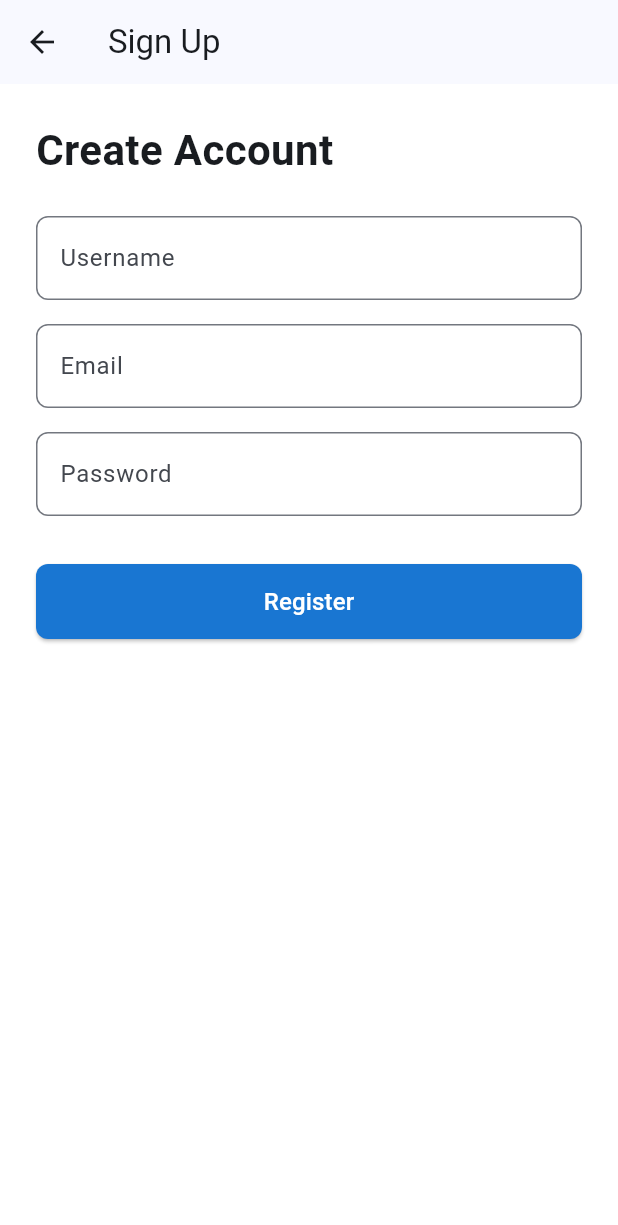
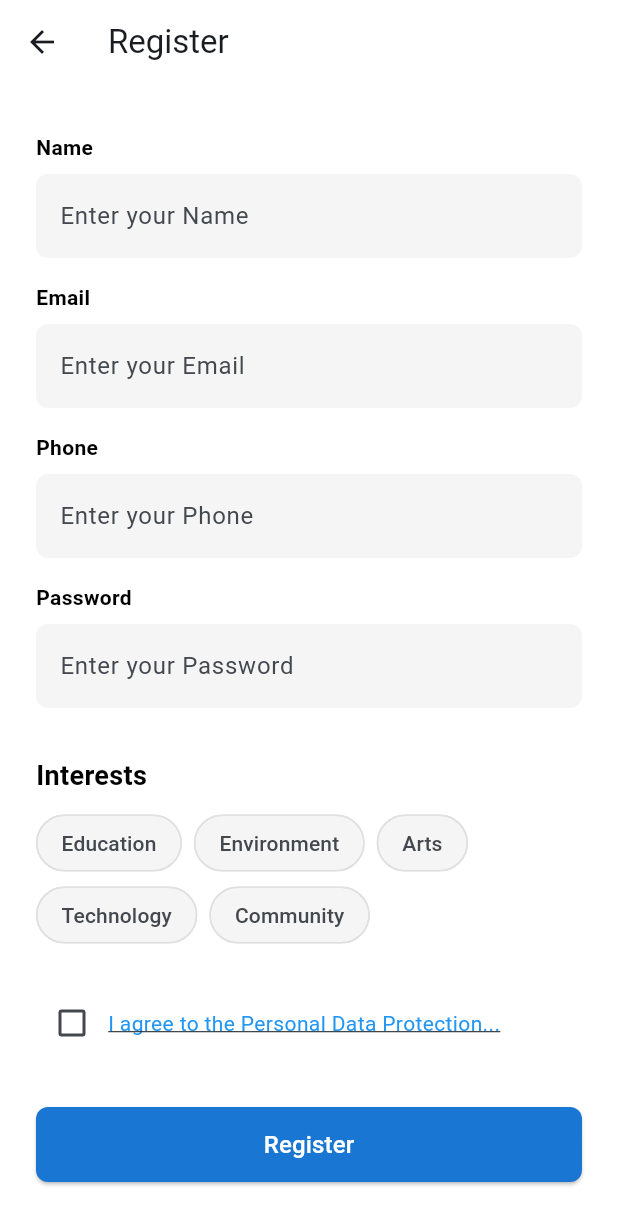
Before and after one commit to AziidanNg/Application-Development-KNOWA, a Flutter app: the RegisterScreen screen opened directly, on a phone screen of 412 x 824 dp. Shown: the top 1225 px of the screen. Run offline on Flutter 3.47's test engine with Material 3 defaults, Android fonts, the phone set to English and light mode, and no system bars; our stand-ins replace flutter_secure_storage, image_picker, jwt_decoder, shared_preferences; accounts and stored records are empty.

Commit message:
Update the register screen, to have more information

```diff
--- a/knowa_frontend/lib/screens/register_screen.dart
+++ b/knowa_frontend/lib/screens/register_screen.dart
@@ -1,5 +1,7 @@
+// lib/screens/register_screen.dart
 import 'package:flutter/material.dart';
-import 'package:knowa_frontend/services/auth_service.dart'; // Fixed import
+import 'package:knowa_frontend/services/auth_service.dart';
+import 'package:url_launcher/url_launcher.dart'; // For opening links
 
 class RegisterScreen extends StatefulWidget {
   const RegisterScreen({super.key});
@@ -9,27 +11,48 @@ class RegisterScreen extends StatefulWidget {
 }
 
 class _RegisterScreenState extends State<RegisterScreen> {
+  final _formKey = GlobalKey<FormState>();
   final _authService = AuthService();
-  final _usernameController = TextEditingController();
+
+  // Controllers for text fields
+  final _nameController = TextEditingController();
   final _emailController = TextEditingController();
-  final _passwordController = TextEditingController();
+  final _phoneController = TextEditingController();
+  final _passwordController = TextEditingController(); // We'll add a password field
+
+  // State for toggles
   bool _isLoading = false;
+  bool _agreeToPDPA = false;
+  final Set<String> _selectedInterests = {};
+  final List<String> _interestOptions = [
+    'Education', 'Environment', 'Arts', 'Technology', 'Community'
+  ];
 
-  // THIS IS THE FUNCTION FOR THE "REGISTER" BUTTON
   void _handleRegistration() async {
+    // Validate all fields
+    if (!_formKey.currentState!.validate()) return;
+
+    if (!_agreeToPDPA) {
+      ScaffoldMessenger.of(context).showSnackBar(
+        const SnackBar(content: Text('You must agree to the Personal Data Protection policy.')),
+      );
+      return;
+    }
+
     setState(() { _isLoading = true; });
 
     final result = await _authService.registerUser(
-    _usernameController.text,
-    _emailController.text,
-    _passwordController.text,
+      name: _nameController.text,
+      email: _emailController.text,
+      phone: _phoneController.text,
+      password: _passwordController.text,
+      interests: _selectedInterests.toList(),
     );
 
     setState(() { _isLoading = false; });
     if (!mounted) return;
 
     if (result['success']) {
-    // Success
       ScaffoldMessenger.of(context).showSnackBar(
         const SnackBar(
           content: Text('Registration successful! Please wait for admin approval.'),
@@ -38,25 +61,20 @@ class _RegisterScreenState extends State<RegisterScreen> {
       );
       Navigator.of(context).pop(); // Go back to login
     } else {
-    // --- THIS IS THE NEW, IMPROVED ERROR HANDLING ---
       String errorMsg = "An unknown error occurred.";
-
       if (result['error'] is Map) {
-      // This is a validation error from Django
-      // (e.g., "username": ["this username is already taken"])
-      try {
          final errorMap = result['error'] as Map;
-        // Grab the very first error message to show the user.
-        final firstErrorList = errorMap.values.first as List;
-        errorMsg = firstErrorList.first;
-      } catch (e) {
-        errorMsg = "A validation error occurred.";
+         // Use email as username, so check both
+         if (errorMap.containsKey('username')) {
+            errorMsg = errorMap['username'][0];
+         } else if (errorMap.containsKey('email')) {
+            errorMsg = errorMap['email'][0];
+         } else {
+            errorMsg = errorMap.values.first[0];
          }
       } else {
-      // This is a simple string error (e.g., "Connection failed...")
          errorMsg = result['error'].toString();
       }
-
       ScaffoldMessenger.of(context).showSnackBar(
         SnackBar(
           content: Text('Registration Failed: $errorMsg'),
@@ -66,48 +84,103 @@ class _RegisterScreenState extends State<RegisterScreen> {
     }
   }
 
+  void _launchPDPAUrl() async {
+    // TODO: Replace with your actual PDF URL
+    final Uri url = Uri.parse('https://www.google.com');
+    if (!await launchUrl(url)) {
+      ScaffoldMessenger.of(context).showSnackBar(
+        const SnackBar(content: Text('Could not open policy document.')),
+      );
+    }
+  }
+
   @override
   Widget build(BuildContext context) {
     return Scaffold(
-      appBar: AppBar(title: const Text('Sign Up')),
+      appBar: AppBar(
+        title: const Text('Register'),
+        backgroundColor: Colors.white,
+        elevation: 0,
+      ),
+      backgroundColor: Colors.white,
       body: SingleChildScrollView(
         padding: const EdgeInsets.all(24.0),
+        child: Form(
+          key: _formKey,
           child: Column(
             crossAxisAlignment: CrossAxisAlignment.start,
             children: [
-            const Text("Create Account", style: TextStyle(fontSize: 28, fontWeight: FontWeight.bold)),
+              _buildTextField(label: 'Name', controller: _nameController),
+              _buildTextField(label: 'Email', controller: _emailController, keyboardType: TextInputType.emailAddress),
+              _buildTextField(label: 'Phone', controller: _phoneController, keyboardType: TextInputType.phone),
+
+              // Add a password field (not in design, but required)
+              _buildTextField(label: 'Password', controller: _passwordController, isPassword: true),
+
               const SizedBox(height: 24),
-            TextField(
-              controller: _usernameController,
-              decoration: InputDecoration(
-                labelText: 'Username',
-                border: OutlineInputBorder(borderRadius: BorderRadius.circular(8)),
+              const Text('Interests', style: TextStyle(fontSize: 18, fontWeight: FontWeight.bold, color: Colors.black)),
+              const SizedBox(height: 8),
+
+              // Interest Chips
+              Wrap(
+                spacing: 8.0,
+                children: _interestOptions.map((interest) {
+                  final bool isSelected = _selectedInterests.contains(interest);
+                  return FilterChip(
+                    label: Text(interest),
+                    selected: isSelected,
+                    onSelected: (bool selected) {
+                      setState(() {
+                        if (selected) {
+                          _selectedInterests.add(interest);
+                        } else {
+                          _selectedInterests.remove(interest);
+                        }
+                      });
+                    },
+                    selectedColor: Colors.blue.shade100,
+                    backgroundColor: Colors.grey.shade100,
+                    shape: RoundedRectangleBorder(
+                      borderRadius: BorderRadius.circular(20),
+                      side: BorderSide(color: Colors.grey.shade300)
+                    ),
+                  );
+                }).toList(),
+              ),
+              const SizedBox(height: 24),
+
+              // PDPA Checkbox
+              Row(
+                children: [
+                  Checkbox(
+                    value: _agreeToPDPA,
+                    onChanged: (value) {
+                      setState(() {
+                        _agreeToPDPA = value ?? false;
+                      });
+                    },
+                  ),
+                  Expanded(
+                    child: InkWell(
+                      onTap: _launchPDPAUrl, // This will open the link
+                      child: const Text(
+                        'I agree to the Personal Data Protection...',
+                        style: TextStyle(
+                          color: Colors.blue,
+                          decoration: TextDecoration.underline,
                         ),
                       ),
-            const SizedBox(height: 16),
-            TextField(
-              controller: _emailController,
-              keyboardType: TextInputType.emailAddress,
-              decoration: InputDecoration(
-                labelText: 'Email',
-                border: OutlineInputBorder(borderRadius: BorderRadius.circular(8)),
                     ),
                   ),
-            const SizedBox(height: 16),
-            TextField(
-              controller: _passwordController,
-              obscureText: true,
-              decoration: InputDecoration(
-                labelText: 'Password',
-                border: OutlineInputBorder(borderRadius: BorderRadius.circular(8)),
-              ),
+                ],
               ),
               const SizedBox(height: 32),
+
+              // Register Button
               SizedBox(
                 width: double.infinity,
                 height: 50,
                 child: ElevatedButton(
-                // THIS BUTTON CORRECTLY CALLS _handleRegistration
                   onPressed: _isLoading ? null : _handleRegistration,
                   style: ElevatedButton.styleFrom(
                     backgroundColor: Colors.blue.shade700,
@@ -121,6 +194,49 @@ class _RegisterScreenState extends State<RegisterScreen> {
             ],
           ),
         ),
+      ),
+    );
+  }
+
+  // Helper widget for TextFields
+  Widget _buildTextField({
+    required String label,
+    required TextEditingController controller,
+    TextInputType keyboardType = TextInputType.text,
+    bool isPassword = false,
+  }) {
+    return Padding(
+      padding: const EdgeInsets.symmetric(vertical: 8.0),
+      child: Column(
+        crossAxisAlignment: CrossAxisAlignment.start,
+        children: [
+          Text(label, style: const TextStyle(fontWeight: FontWeight.bold, color: Colors.black)),
+          const SizedBox(height: 8),
+          TextFormField(
+            controller: controller,
+            keyboardType: keyboardType,
+            obscureText: isPassword,
+            decoration: InputDecoration(
+              hintText: 'Enter your $label',
+              filled: true,
+              fillColor: Colors.grey[100],
+              border: OutlineInputBorder(
+                borderRadius: BorderRadius.circular(8.0),
+                borderSide: BorderSide.none,
+              ),
+            ),
+            validator: (value) {
+              if (value == null || value.isEmpty) {
+                return 'Please enter your $label';
+              }
+              if (label == 'Email' && !value.contains('@')) {
+                return 'Please enter a valid email';
+              }
+              return null;
+            },
+          ),
+        ],
+      ),
     );
   }
 }
--- a/knowa_frontend/lib/services/auth_service.dart
+++ b/knowa_frontend/lib/services/auth_service.dart
@@ -10,16 +10,29 @@ class AuthService {
   final _storage = const FlutterSecureStorage();
 
   // --- REGISTRATION ---
-  Future<Map<String, dynamic>> registerUser(String username, String email, String password) async {
+  Future<Map<String, dynamic>> registerUser({
+  required String name,
+  required String email,
+  required String phone,
+  required String password,
+  required List<String> interests,
+  }) async {
   try {
+    // --- NEW: Join the interests list into a single string ---
+    String interestsString = interests.join(','); // e.g., "Education,Arts"
+
     final response = await http.post(
       Uri.parse('${_baseUrl}register/'),
       headers: {'Content-Type': 'application/json; charset=UTF-8'},
       body: jsonEncode(<String, String>{
-          'username': username,
+        // We'll use the email as the username for simplicity
+        'username': email,
         'email': email,
+        'first_name': name, // This is for the "Name" field
+        'phone': phone,
+        'interests': interestsString,
         'password': password,
-          'password2': password, // Our serializer needs this to confirm
+        'password2': password,
       }),
     );
 
--- a/knowa_frontend/pubspec.yaml
+++ b/knowa_frontend/pubspec.yaml
@@ -40,6 +40,7 @@ dependencies:
   jwt_decoder: ^2.0.1
   image_picker: ^1.2.0
   shared_preferences: ^2.5.3
+  url_launcher: ^6.3.2
 
 dev_dependencies:
   flutter_test:
```
Also changed, not shown: knowa_frontend/pubspec.lock, 8 other files. Lines whose indentation alone changed are shown as unchanged.
